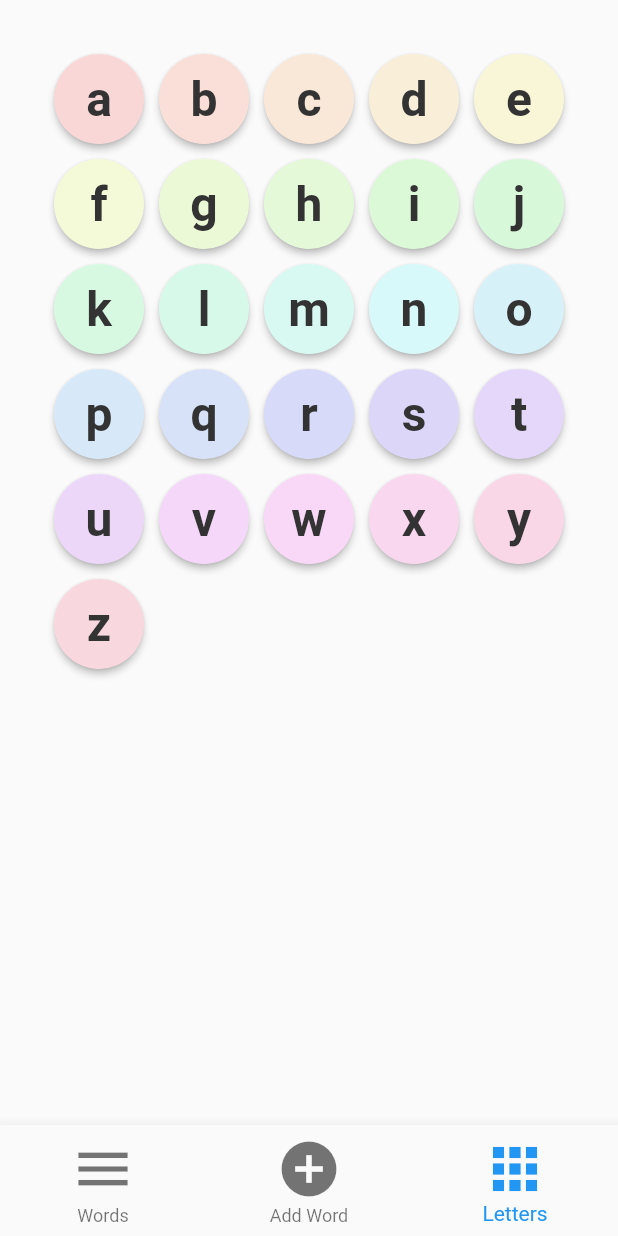
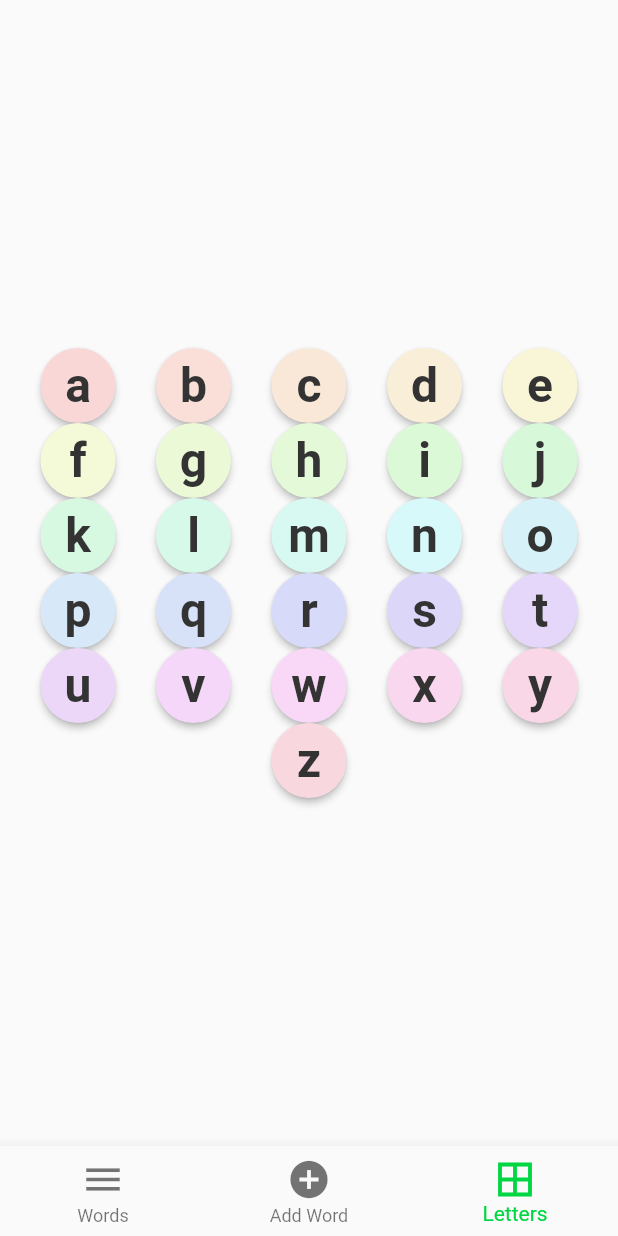
Before and after one commit to cross-team/a2z, a Flutter app: the screen it shows after launch, on a phone screen of 412 x 824 dp. Run offline on Flutter 3.47's test engine with Material 2 defaults, Android fonts, the phone set to English and light mode, and no system bars; our stand-ins replace bloc.

Commit message:
letters screen layout changed to columns and rows

```diff
--- a/lib/components/letter.dart
+++ b/lib/components/letter.dart
@@ -17,6 +17,7 @@ class Letter extends StatelessWidget {
         style: TextStyle(fontWeight: FontWeight.bold, fontSize: 32.0),
       ),
       shape: CircleBorder(),
+      constraints: BoxConstraints.expand(width: 50.0, height: 50.0),
     );
   }
 }
--- a/lib/main.dart
+++ b/lib/main.dart
@@ -10,6 +10,19 @@ class MyApp extends StatelessWidget {
   // This widget is the root of your application.
   @override
   Widget build(BuildContext context) {
+    Map<int, Color> primary = {
+      50: Color.fromRGBO(0, 214, 66, .1),
+      100: Color.fromRGBO(0, 214, 66, .2),
+      200: Color.fromRGBO(0, 214, 66, .3),
+      300: Color.fromRGBO(0, 214, 66, .4),
+      400: Color.fromRGBO(0, 214, 66, .5),
+      500: Color.fromRGBO(0, 214, 66, .6),
+      600: Color.fromRGBO(0, 214, 66, .7),
+      700: Color.fromRGBO(0, 214, 66, .8),
+      800: Color.fromRGBO(0, 214, 66, .9),
+      900: Color.fromRGBO(0, 214, 66, 1),
+    };
+
     return MaterialApp(
       title: 'Flutter Demo',
       theme: ThemeData(
@@ -22,7 +35,7 @@ class MyApp extends StatelessWidget {
         // or simply save your changes to "hot reload" in a Flutter IDE).
         // Notice that the counter didn't reset back to zero; the application
         // is not restarted.
-        primarySwatch: Colors.blue,
+        primarySwatch: MaterialColor(0xFF00D642, primary),
         // This makes the visual density adapt to the platform that you run
         // the app on. For desktop platforms, the controls will be smaller and
         // closer together (more dense) than on mobile platforms.
--- a/lib/screens/home/homeScreen.dart
+++ b/lib/screens/home/homeScreen.dart
@@ -85,13 +85,13 @@ class _HomeScreenState extends State<HomeScreen> {
               title: Text('Add Word'),
             ),
             BottomNavigationBarItem(
-              icon: Icon(Icons.apps),
+              icon: Icon(Icons.border_all),
               title: Text('Letters'),
             ),
           ],
           currentIndex: _selectedIndex,
           onTap: _onItemTapped,
-          iconSize: 44,
+          iconSize: 30,
         ));
   }
 }
--- a/lib/screens/home/lettersScreen.dart
+++ b/lib/screens/home/lettersScreen.dart
@@ -30,21 +30,73 @@ class LettersScreen extends StatelessWidget {
     'w',
     'x',
     'y',
-    'z'
   ];
 
-  Widget getLetters(List<String> strings) {
-    return new GridView.count(
-        crossAxisCount: 5,
-        padding: const EdgeInsets.all(36),
-        crossAxisSpacing: 10,
-        mainAxisSpacing: 10,
-        children:
-            strings.map((a) => Letter(letter: a, getColor: getColor)).toList());
+  List<Widget> getLetters() {
+    List<Widget> row0 = [];
+    for (var i = 0; i < 5; i++) {
+      row0.add(Letter(letter: alphabet[i], getColor: getColor));
+    }
+    List<Widget> row1 = [];
+    for (var i = 5; i < 10; i++) {
+      row1.add(Letter(letter: alphabet[i], getColor: getColor));
+    }
+    List<Widget> row2 = [];
+    for (var i = 10; i < 15; i++) {
+      row2.add(Letter(letter: alphabet[i], getColor: getColor));
+    }
+    List<Widget> row3 = [];
+    for (var i = 15; i < 20; i++) {
+      row3.add(Letter(letter: alphabet[i], getColor: getColor));
+    }
+    List<Widget> row4 = [];
+    for (var i = 20; i < 25; i++) {
+      row4.add(Letter(letter: alphabet[i], getColor: getColor));
+    }
+    List<Widget> row5 = [Letter(letter: 'z', getColor: getColor)];
+
+    List<Widget> rows = [
+      Row(
+        children: row0,
+        mainAxisSize: MainAxisSize.max,
+        mainAxisAlignment: MainAxisAlignment.spaceEvenly,
+      ),
+      Row(
+        children: row1,
+        mainAxisSize: MainAxisSize.max,
+        mainAxisAlignment: MainAxisAlignment.spaceEvenly,
+      ),
+      Row(
+        children: row2,
+        mainAxisSize: MainAxisSize.max,
+        mainAxisAlignment: MainAxisAlignment.spaceEvenly,
+      ),
+      Row(
+        children: row3,
+        mainAxisSize: MainAxisSize.max,
+        mainAxisAlignment: MainAxisAlignment.spaceEvenly,
+      ),
+      Row(
+        children: row4,
+        mainAxisSize: MainAxisSize.max,
+        mainAxisAlignment: MainAxisAlignment.spaceEvenly,
+      ),
+      Row(
+        children: row5,
+        mainAxisSize: MainAxisSize.max,
+        mainAxisAlignment: MainAxisAlignment.spaceEvenly,
+      )
+    ];
+
+    return rows;
   }
 
   @override
   Widget build(BuildContext context) {
-    return Column(children: <Widget>[Expanded(child: getLetters(alphabet))]);
+    return Column(
+      children: getLetters(),
+      mainAxisAlignment: MainAxisAlignment.start,
+      mainAxisSize: MainAxisSize.min,
+    );
   }
 }
```
